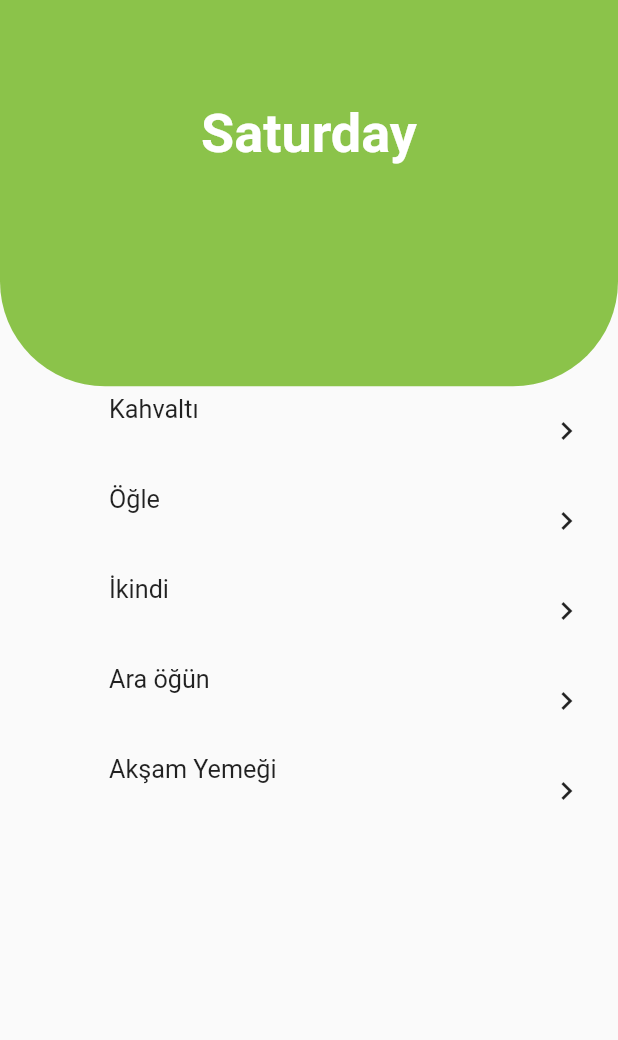
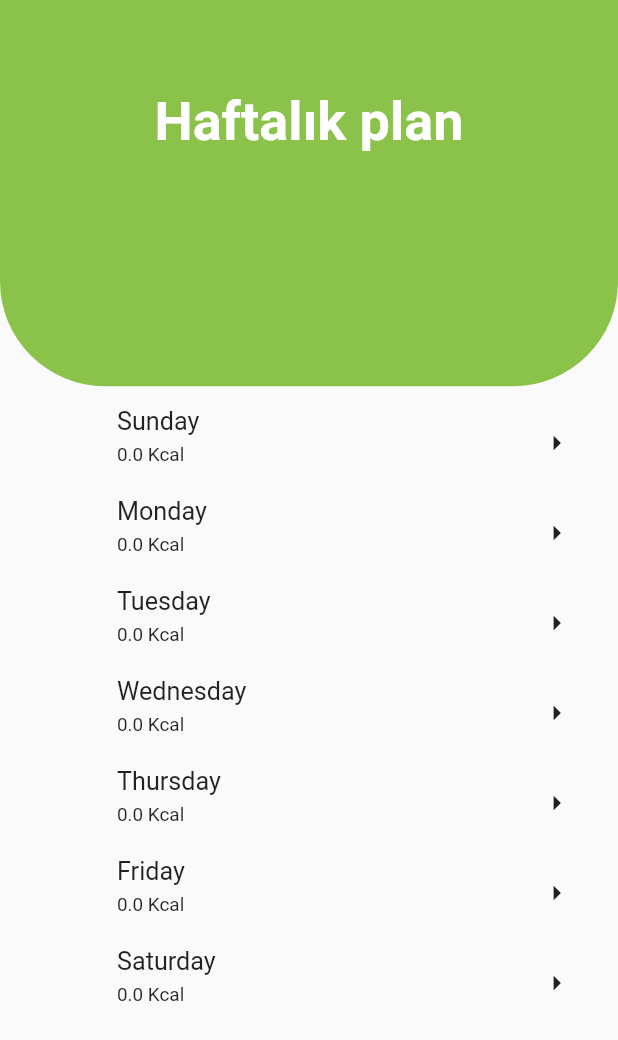
Before and after one commit to AlfaSquaD/flutter_practice2, a Flutter app: the screen it shows after launch, on a phone screen of 412 x 824 dp. Shown: the top 1040 px of the screen. Run offline on Flutter 3.47's test engine with Material 2 defaults, Android fonts, the phone set to English and light mode, and no system bars; our stand-ins replace bloc, equatable, flutter_bloc, hive, page_transition, shared_preferences and 1 more; accounts and stored records are empty.

Commit message:
Added Weekly plan page

```diff
--- a/lib/blocs/daily_plan/dailyplan_bloc.dart
+++ b/lib/blocs/daily_plan/dailyplan_bloc.dart
@@ -12,6 +12,7 @@ class DailyplanBloc extends Bloc<DailyplanEvent, DailyplanState> {
   final DailyPlan plan;
   @override
   Stream<DailyplanState> mapEventToState(DailyplanEvent event) async* {
+    plan.updateTotals();
     yield DailyplanChangeState(plan: plan);
   }
 }
--- /dev/null
+++ b/lib/blocs/weekly_plan/weekly_plan_bloc.dart
@@ -0,0 +1,18 @@
+import 'dart:async';
+
+import 'package:bloc/bloc.dart';
+import 'package:flutter_practice2/models/daily_plan/daily_plan.dart';
+
+part 'weekly_plan_event.dart';
+part 'weekly_plan_state.dart';
+
+class WeeklyPlanBloc extends Bloc<WeeklyPlanEvent, WeeklyPlanState> {
+  WeeklyPlanBloc(this.dailyPlans) : super(WeeklyPlanChangedState(dailyPlans));
+  final List<DailyPlan> dailyPlans;
+  @override
+  Stream<WeeklyPlanState> mapEventToState(
+    WeeklyPlanEvent event,
+  ) async* {
+    yield WeeklyPlanChangedState(dailyPlans);
+  }
+}
--- /dev/null
+++ b/lib/blocs/weekly_plan/weekly_plan_event.dart
@@ -0,0 +1,7 @@
+part of 'weekly_plan_bloc.dart';
+
+abstract class WeeklyPlanEvent {
+  const WeeklyPlanEvent();
+}
+
+class WeeklyPlanChangedEvent extends WeeklyPlanEvent {}
--- /dev/null
+++ b/lib/blocs/weekly_plan/weekly_plan_state.dart
@@ -0,0 +1,10 @@
+part of 'weekly_plan_bloc.dart';
+
+abstract class WeeklyPlanState {
+  const WeeklyPlanState();
+}
+
+class WeeklyPlanChangedState extends WeeklyPlanState {
+  final List<DailyPlan> dailyPlans;
+  WeeklyPlanChangedState(this.dailyPlans);
+}
--- a/lib/main.dart
+++ b/lib/main.dart
@@ -5,11 +5,15 @@ import 'package:flutter/material.dart';
 import 'package:flutter/services.dart';
 import 'package:flutter_bloc/flutter_bloc.dart';
 import 'package:flutter_practice2/blocs/daily_plan/dailyplan_bloc.dart';
+import 'package:flutter_practice2/blocs/weekly_plan/weekly_plan_bloc.dart';
 import 'package:flutter_practice2/models/daily_plan/daily_plan.dart';
 import 'package:flutter_practice2/models/food/food.dart';
 import 'package:flutter_practice2/models/nutrition/nutrition.dart';
+import 'package:flutter_practice2/models/user_data/user_data.dart';
 import 'package:flutter_practice2/pages/daily_plan/daily_plan_page.dart';
+import 'package:flutter_practice2/pages/weekly_plan/weekly_plan_page.dart';
 import 'package:flutter_practice2/repo/food_repo.dart';
+import 'package:flutter_practice2/repo/user_repo.dart';
 import 'package:flutter_practice2/static.dart';
 import 'package:hive/hive.dart';
 import 'package:path_provider/path_provider.dart';
@@ -41,13 +45,22 @@ class MyApp extends StatelessWidget {
   DailyPlan plan = new DailyPlan(day: DayOfWeek.saturday);
   @override
   Widget build(BuildContext context) {
-    return RepositoryProvider(
-      create: (context) => FoodRepository(),
+    return MultiRepositoryProvider(
+      providers: [
+        RepositoryProvider(create: (context) => new FoodRepository()),
+        RepositoryProvider(
+          create: (context) => new UserRepositoryTest(),
+        )
+      ],
       child: MaterialApp(
           theme: normalTheme,
-          home: BlocProvider(
-            create: (context) => DailyplanBloc(plan),
-            child: DailyPlanPage(),
+          home: BlocProvider<WeeklyPlanBloc>(
+            create: (context) {
+              UserData data = RepositoryProvider.of<UserRepositoryTest>(context)
+                  .getUserData("a");
+              return WeeklyPlanBloc(data.dailyPlans);
+            },
+            child: WeeklyPlanPage(),
           )),
     );
   }
--- a/lib/models/daily_plan/daily_plan.dart
+++ b/lib/models/daily_plan/daily_plan.dart
@@ -55,6 +55,24 @@ class DailyPlan extends HiveObject {
   Nutrition totalSugar = new Nutrition(type: NutritionType.sugar, value: 0);
   @HiveField(4)
   Nutrition totalProtein = new Nutrition(type: NutritionType.protein, value: 0);
+  @HiveField(5)
+  Nutrition totalWaterOfGlass =
+      new Nutrition(type: NutritionType.water, value: 0);
+  @HiveField(6)
+  double totalKcal = 0;
+
+  void updateTotals() {
+    totalFat.value = 0;
+    totalSugar.value = 0;
+    totalProtein.value = 0;
+    totalKcal = 0;
+    for (Meal meal in meals) {
+      totalFat.value += meal.totalFat.value;
+      totalSugar.value += meal.totalSugar.value;
+      totalProtein.value += meal.totalProtein.value;
+      totalKcal += meal.totalKcal;
+    }
+  }
 
   DailyPlan({required this.day});
 }
--- /dev/null
+++ b/lib/models/daily_taken/daily_taken.dart
@@ -0,0 +1,23 @@
+import 'package:flutter_practice2/models/model_id.dart';
+import 'package:flutter_practice2/models/nutrition/nutrition.dart';
+import 'package:hive/hive.dart';
+
+part 'daily_taken.g.dart';
+
+@HiveType(typeId: DailyTakenId)
+class DailyTaken extends HiveObject {
+  @HiveField(0)
+  String date;
+  @HiveField(1)
+  Nutrition takenFat = new Nutrition(type: NutritionType.fat, value: 0);
+  @HiveField(2)
+  Nutrition takenProtein = new Nutrition(type: NutritionType.protein, value: 0);
+  @HiveField(3)
+  Nutrition takenSugar = new Nutrition(type: NutritionType.sugar, value: 0);
+  @HiveField(4)
+  Nutrition takenWater = new Nutrition(type: NutritionType.water, value: 0);
+  @HiveField(5)
+  double takenKcal = 0;
+
+  DailyTaken(this.date);
+}
--- a/lib/models/model_id.dart
+++ b/lib/models/model_id.dart
@@ -10,3 +10,5 @@ const int UserId = 8;
 const int NutritionistId = 9;
 const int NutritionId = 10;
 const int NutritionTypeId = 11;
+const int UserDataId = 12;
+const int DailyTakenId = 13;
--- a/lib/models/nutrition/nutrition.dart
+++ b/lib/models/nutrition/nutrition.dart
@@ -12,6 +12,8 @@ enum NutritionType {
   fat,
   @HiveField(2)
   sugar,
+  @HiveField(3)
+  water
 }
 
 @HiveType(typeId: NutritionId)
@@ -38,5 +40,7 @@ String nutritionTypeToString(NutritionType type) {
       return 'Yağ';
     case NutritionType.sugar:
       return 'Şeker';
+    case NutritionType.water:
+      return 'Su';
   }
 }
--- /dev/null
+++ b/lib/models/user_data/user_data.dart
@@ -0,0 +1,21 @@
+import 'package:flutter_practice2/models/daily_plan/daily_plan.dart';
+import 'package:flutter_practice2/models/daily_taken/daily_taken.dart';
+import 'package:flutter_practice2/models/model_id.dart';
+import 'package:hive/hive.dart';
+
+part 'user_data.g.dart';
+
+@HiveType(typeId: UserDataId)
+class UserData extends HiveObject {
+  @HiveField(0)
+  String id;
+  @HiveField(1)
+  String name;
+  @HiveField(2)
+  List<DailyPlan> dailyPlans =
+      List.generate(7, (index) => new DailyPlan(day: DayOfWeek.values[index]));
+  @HiveField(3)
+  List<DailyTaken> dailyTaken = [];
+
+  UserData({required this.id, required this.name});
+}
--- a/lib/pages/daily_plan/daily_plan_page.dart
+++ b/lib/pages/daily_plan/daily_plan_page.dart
@@ -6,10 +6,12 @@ import 'package:flutter_practice2/models/daily_plan/daily_plan.dart';
 import 'package:flutter_practice2/models/meal/meal.dart';
 import 'package:flutter_practice2/pages/meal_plan/meal_plan.dart';
 import 'package:flutter_practice2/utils/page_route.dart';
+import 'package:flutter_practice2/widgets/custom_listview.dart';
 import 'package:flutter_practice2/widgets/list_item.dart';
 import 'package:flutter_practice2/widgets/page_template.dart';
 import 'package:flutter_practice2/widgets/top_bar.dart';
 
+// TODO: Do not use ListView!
 class DailyPlanPage extends StatelessWidget {
   const DailyPlanPage({Key? key}) : super(key: key);
 
@@ -33,25 +35,70 @@ class DailyPlanPage extends StatelessWidget {
           body: BlocBuilder<DailyplanBloc, DailyplanState>(
             builder: (context, state) {
               return state is DailyplanChangeState
-                  ? ListView.builder(
-                      itemBuilder: (context, index) => CustomListItem(
-                        trailing: Icon(Icons.keyboard_arrow_right_outlined),
+                  ? Column(
+                      children: [
+                        Expanded(
+                          child: Padding(
+                            padding: const EdgeInsets.all(8.0),
+                            child: CustomListView(
+                              items: [
+                                for (int i = 0; i < 5; i++)
+                                  CustomListItem(
+                                    subtitle:
+                                        "${state.plan.meals[i].totalKcal} Kcal",
+                                    trailing: Icon(
+                                        Icons.keyboard_arrow_right_outlined),
                                     constraints: BoxConstraints(maxHeight: 50),
-                        title: mealTypeToString(state.plan.meals[index].meal),
+                                    title: mealTypeToString(
+                                        state.plan.meals[i].meal),
                                     onTap: () async {
-                          await Navigator.of(context).push(getPageRoute(
+                                      await Navigator.of(context)
+                                          .push(getPageRoute(
                                               context,
                                               BlocProvider<MealBloc>(
-                                create: (context) =>
-                                    MealBloc(state.plan.meals[index]),
+                                                create: (context) => MealBloc(
+                                                    state.plan.meals[i]),
                                                 child: MealPage(),
                                               )));
                                       BlocProvider.of<DailyplanBloc>(context)
                                           .add(DailyPlanUpdateMeal());
                                     },
                                   ),
-                      itemCount: 5,
-                      physics: BouncingScrollPhysics(),
+                                CustomListItem(
+                                  constraints: BoxConstraints(maxHeight: 50),
+                                  title: "Su",
+                                  subtitle:
+                                      "${state.plan.totalWaterOfGlass.value} ml",
+                                  trailing: IconButton(
+                                      onPressed: () {
+                                        state.plan.totalWaterOfGlass.value +=
+                                            250;
+                                        BlocProvider.of<DailyplanBloc>(context)
+                                            .add(DailyPlanUpdateMeal());
+                                      },
+                                      icon: Icon(
+                                        Icons.add_rounded,
+                                        color: Colors.green,
+                                      )),
+                                  leading: IconButton(
+                                    onPressed: () {
+                                      if (state.plan.totalWaterOfGlass.value !=
+                                          0) {
+                                        state.plan.totalWaterOfGlass.value -=
+                                            250;
+                                        BlocProvider.of<DailyplanBloc>(context)
+                                            .add(DailyPlanUpdateMeal());
+                                      }
+                                    },
+                                    icon: Icon(Icons.remove_rounded),
+                                    color: Colors.red,
+                                  ),
+                                )
+                              ],
+                            ),
+                          ),
+                        ),
+                      ],
                     )
                   : Center(
                       child: Text("Bir sorun oluştu"),
--- /dev/null
+++ b/lib/pages/weekly_plan/weekly_plan_page.dart
@@ -0,0 +1,66 @@
+import 'package:flutter/material.dart';
+import 'package:flutter_bloc/flutter_bloc.dart';
+import 'package:flutter_practice2/blocs/daily_plan/dailyplan_bloc.dart';
+import 'package:flutter_practice2/blocs/weekly_plan/weekly_plan_bloc.dart';
+import 'package:flutter_practice2/models/daily_plan/daily_plan.dart';
+import 'package:flutter_practice2/pages/daily_plan/daily_plan_page.dart';
+import 'package:flutter_practice2/utils/page_route.dart';
+import 'package:flutter_practice2/widgets/custom_listview.dart';
+import 'package:flutter_practice2/widgets/list_item.dart';
+import 'package:flutter_practice2/widgets/page_template.dart';
+import 'package:flutter_practice2/widgets/top_bar.dart';
+
+class WeeklyPlanPage extends StatelessWidget {
+  const WeeklyPlanPage({Key? key}) : super(key: key);
+
+  @override
+  Widget build(BuildContext context) {
+    return Scaffold(
+      body: PageTemplate(
+          topBar: TopBar(
+            children: [
+              Text(
+                "Haftalık plan",
+                style: Theme.of(context).primaryTextTheme.caption,
+                textScaleFactor: 3,
+              )
+            ],
+          ),
+          body: Padding(
+            padding: const EdgeInsets.all(8.0),
+            child: BlocBuilder<WeeklyPlanBloc, WeeklyPlanState>(
+              builder: (context, state) {
+                if (state is WeeklyPlanChangedState)
+                  return CustomListView(
+                    items: [
+                      for (int i = 0; i < 7; i++)
+                        CustomListItem(
+                          constraints: BoxConstraints(maxHeight: 50),
+                          title: dayOfWeekToString(DayOfWeek.values[i]),
+                          subtitle:
+                              "${BlocProvider.of<WeeklyPlanBloc>(context).dailyPlans[i].totalKcal} Kcal",
+                          trailing: Icon(Icons.arrow_right),
+                          onTap: () async {
+                            await Navigator.of(context).push(getPageRoute(
+                                context,
+                                BlocProvider<DailyplanBloc>(
+                                  create: (context) =>
+                                      DailyplanBloc(state.dailyPlans[i]),
+                                  child: DailyPlanPage(),
+                                )));
+                            BlocProvider.of<WeeklyPlanBloc>(context)
+                                .add(WeeklyPlanChangedEvent());
+                          },
+                        )
+                    ],
+                  );
+                else
+                  return Center(
+                    child: Text("Bir sorun oluştu"),
+                  );
+              },
+            ),
+          )),
+    );
+  }
+}
--- /dev/null
+++ b/lib/repo/user_repo.dart
@@ -0,0 +1,18 @@
+import 'package:flutter_practice2/models/user_data/user_data.dart';
+
+abstract class UserRepository {
+  const UserRepository();
+  UserData getUserData(String userId);
+}
+
+class UserRepositoryTest extends UserRepository {
+  const UserRepositoryTest();
+  static UserData? data;
+  @override
+  UserData getUserData(String userId) {
+    if (data == null) {
+      data = new UserData(id: "1", name: "Ensar Emir EROL");
+    }
+    return data!;
+  }
+}
--- /dev/null
+++ b/lib/widgets/custom_listview.dart
@@ -0,0 +1,14 @@
+import 'package:flutter/material.dart';
+
+class CustomListView extends StatelessWidget {
+  const CustomListView({Key? key, required this.items}) : super(key: key);
+  final List<Widget> items;
+  @override
+  Widget build(BuildContext context) {
+    return SingleChildScrollView(
+      child: Column(
+        children: items,
+      ),
+    );
+  }
+}
--- a/lib/widgets/list_item.dart
+++ b/lib/widgets/list_item.dart
@@ -58,7 +58,9 @@ class _ItemDescription extends StatelessWidget {
       padding: const EdgeInsets.symmetric(horizontal: 4.0),
       child: Column(
           crossAxisAlignment: CrossAxisAlignment.start,
+          mainAxisAlignment: MainAxisAlignment.center,
           children: <Widget>[
+            if (title != null)
               Expanded(
                 flex: 1,
                 child: Text(
@@ -67,6 +69,7 @@ class _ItemDescription extends StatelessWidget {
                   textScaleFactor: 1.2,
                 ),
               ),
+            if (subtitle != null)
               Expanded(
                 flex: 1,
                 child: Text(
```
Also changed, not shown: lib/pages/food_search/food_search_page.dart (+8 -1 lines), lib/widgets/circular_chart.dart (+9 -3 lines), lib/models/daily_plan/daily_plan.g.dart, lib/models/daily_taken/daily_taken.g.dart (added), lib/models/nutrition/nutrition.g.dart, lib/models/user_data/user_data.g.dart (added). Lines whose indentation alone changed are shown as unchanged.
